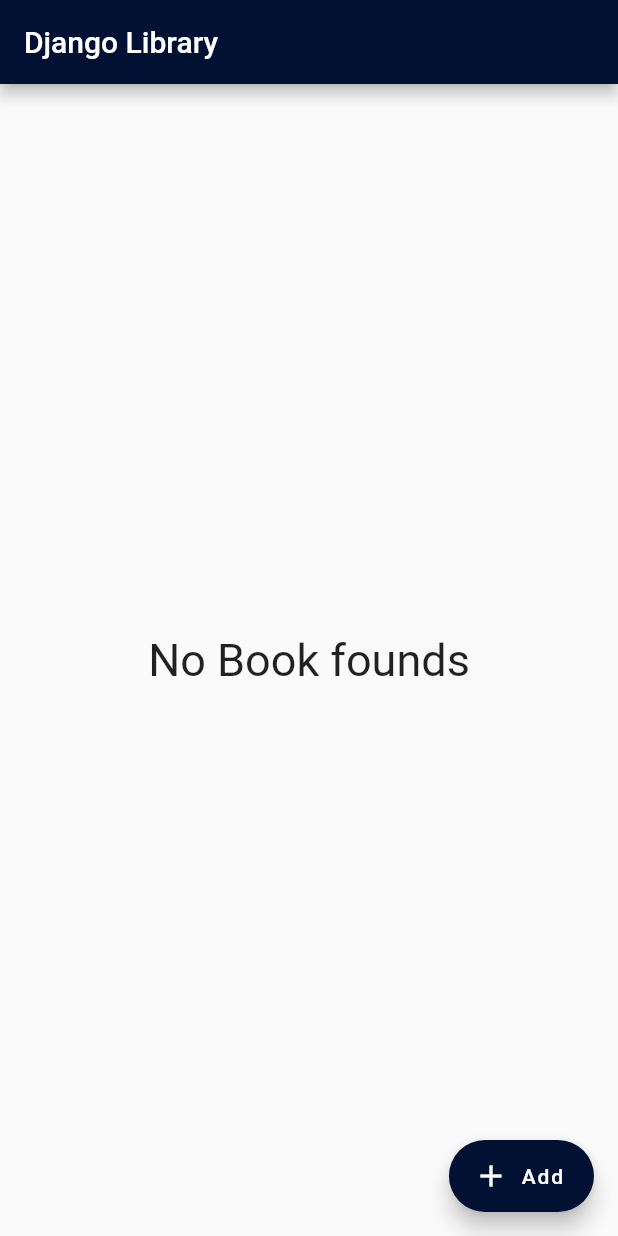
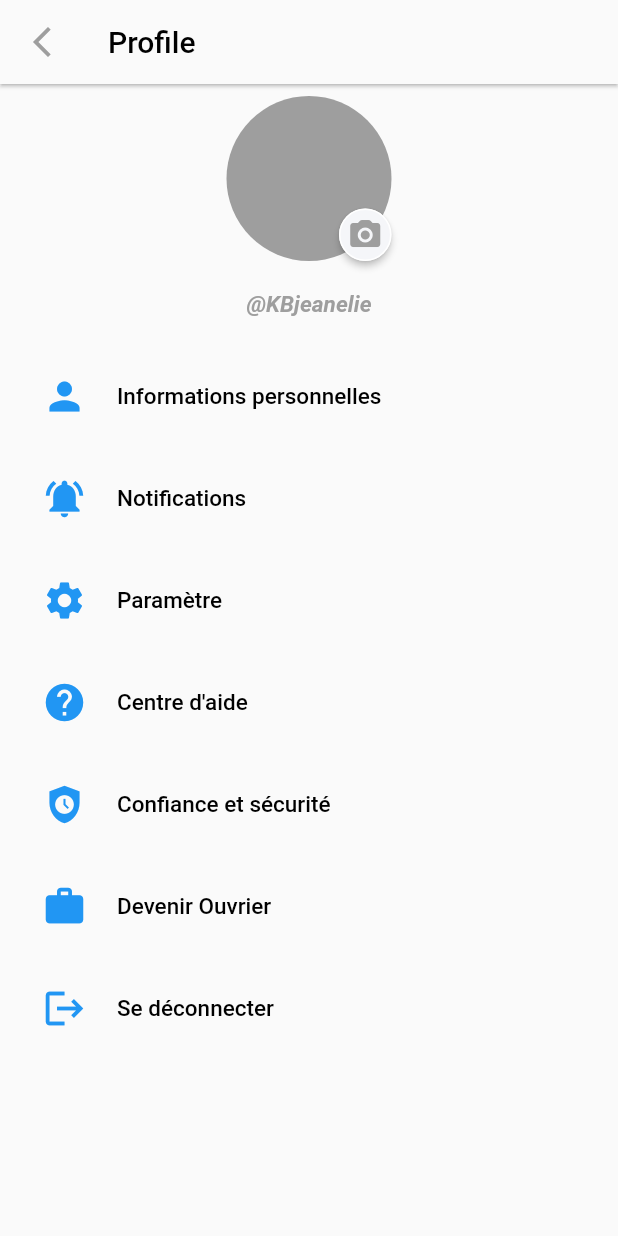
Before and after one commit to KBjeanelie/library_application, a Flutter app: the screen it shows after launch, on a phone screen of 412 x 824 dp. Run offline on Flutter 3.47's test engine with Material 2 defaults, Android fonts, the phone set to English and light mode, and no system bars.

Commit message:
implementation des interface compte et profile info

```diff
--- /dev/null
+++ b/lib/Pages/profile_screen.dart
@@ -0,0 +1,152 @@
+import 'package:flutter/material.dart';
+
+class ProfileScreen extends StatelessWidget {
+  const ProfileScreen({super.key});
+
+  @override
+  Widget build(BuildContext context) {
+    return Scaffold(
+      appBar: AppBar(
+        backgroundColor: Theme.of(context).scaffoldBackgroundColor,
+        elevation: 1,
+        title: const Text("Profile", style: TextStyle(color: Colors.black),),
+        leading: IconButton(
+          icon: const Icon(Icons.arrow_back_ios_new),
+          color: Colors.grey,
+          onPressed: () {  },
+        ),
+      ),
+      body: Column(
+        children: [
+          const ProfilePicture(),
+          const SizedBox(height: 10,),
+          ProfileMenuWidget(
+            text: "Informations personnelles",
+            icon: Icons.person,
+            press: (){}
+          ),
+          ProfileMenuWidget(
+            text: "Notifications",
+            icon: Icons.notifications_active,
+            press: (){}
+          ),
+          ProfileMenuWidget(
+            text: "Paramètre",
+            icon: Icons.settings,
+            press: (){}
+          ),
+          ProfileMenuWidget(
+            text: "Centre d'aide",
+            icon: Icons.help,
+            press: (){}
+          ),
+          ProfileMenuWidget(
+            text: "Confiance et sécurité",
+            icon: Icons.safety_check,
+            press: (){}
+          ),
+          ProfileMenuWidget(
+            text: "Devenir Ouvrier",
+            icon: Icons.work,
+            press: (){}
+          ),
+          ProfileMenuWidget(
+            text: "Se déconnecter",
+            icon: Icons.logout,
+            press: (){}
+          ),
+        ]
+      ),
+    );
+  }
+}
+
+class ProfileMenuWidget extends StatelessWidget {
+  const ProfileMenuWidget({
+    Key? key, required this.text, required this.icon, required this.press,
+  }) : super(key: key);
+
+  final String text;
+  final IconData icon;
+  final VoidCallback press;
+
+  @override
+  Widget build(BuildContext context) {
+    return Padding(
+      padding: const EdgeInsets.symmetric(horizontal: 20, vertical: 10),
+      child: TextButton(
+        onPressed: press,
+        child: Row(
+          children: [
+            Icon(
+              icon,
+              size: 30,
+              color: Colors.blue,),
+            const SizedBox(width: 20,),
+            Expanded(
+              child: Text(text,
+              style: const TextStyle(color: Colors.black, fontSize: 15),),
+            )
+          ],
+        ),
+      ),
+    );
+  }
+}
+
+class ProfilePicture extends StatelessWidget {
+  const ProfilePicture({
+    Key? key,
+  }) : super(key: key);
+
+  @override
+  Widget build(BuildContext context) {
+    return Center(
+      child: Padding(
+        padding: const EdgeInsets.all(8.0),
+        child: Column(
+          children:  [
+            SizedBox(
+              height: 110,
+              width: 110,
+              child: Stack(
+                fit: StackFit.expand,
+                children: [
+                  const CircleAvatar(backgroundColor: Colors.grey),
+                  Positioned(
+                    right: 0,
+                    bottom: 0,
+                    child: SizedBox(
+                      height: 35,
+                      width: 35,
+                      child: MaterialButton(
+                        onPressed: (){},
+                        padding: EdgeInsets.zero,
+                        shape: RoundedRectangleBorder(
+                          borderRadius: BorderRadius.circular(35),
+                          side: const BorderSide(color: Colors.white)
+                        ),
+                        color: const Color(0xFFF5F6F9),
+                        child: const Icon(Icons.camera_alt_rounded, color: Colors.grey,),
+                      ),
+                    ),
+                  ),
+                ],
+              ),
+            ),
+            const Padding(
+              padding: EdgeInsets.only(top: 20),
+              child: Text("@KBjeanelie",
+                style: TextStyle(
+                  fontStyle: FontStyle.italic,
+                  fontSize: 15,
+                  fontWeight: FontWeight.bold,
+                  color: Colors.grey),
+              ),
+            )
+          ],
+        ),
+      ),
+    );
+  }
+}
--- a/lib/main.dart
+++ b/lib/main.dart
@@ -1,4 +1,6 @@
 import 'package:flutter/material.dart';
+import 'package:library_application/Pages/profile_info.dart';
+import 'package:library_application/Pages/profile_screen.dart';
 
 import 'Pages/home_pages.dart';
 
@@ -14,7 +16,7 @@ class MyApp extends StatelessWidget {
   Widget build(BuildContext context) {
     return const MaterialApp(
       debugShowCheckedModeBanner: false,
-      home: HomePage(),
+      home: ProfileScreen(),
     );
   }
 }
```
Also changed, not shown: lib/Pages/add_book_pages.dart (+14 -27 lines), lib/Pages/profile_info.dart (added, +133 -0 lines).
